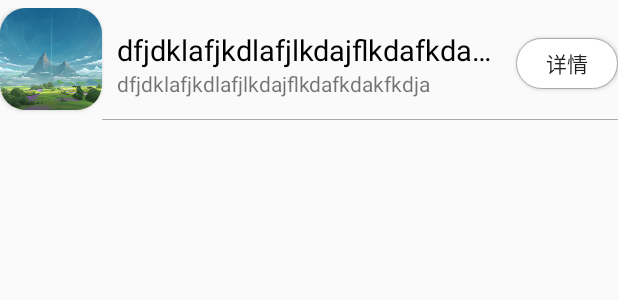
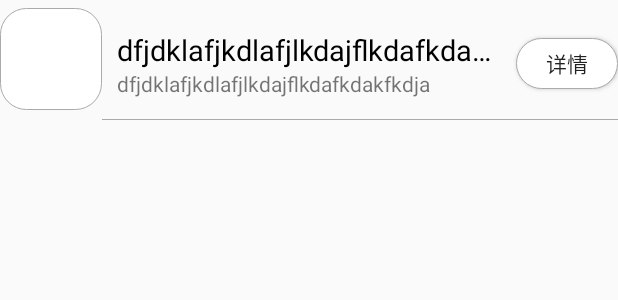
Before and after one commit to LancerGil/Echo, an Android app: the layout item_app_in_list.xml on its own in the app's theme, with its tools: preview values and no code run, on a phone screen of 412 x 824 dp. Shown: the top 300 px of the screen. Run offline under Robolectric (Android 15) with nearby library versions, the phone set to English and light mode, and no system bars.

Commit message:
Merge branch 'master' of D:\Eclipse\android\Echo with conflicts.

```diff
--- a/app/src/main/res/layout/item_app_in_list.xml
+++ b/app/src/main/res/layout/item_app_in_list.xml
@@ -1,78 +1,68 @@
 <?xml version="1.0" encoding="utf-8"?>
 <RelativeLayout xmlns:android="http://schemas.android.com/apk/res/android"
+    android:orientation="horizontal"
+    android:gravity="center_vertical"
+    android:paddingTop="5dp"
     android:layout_width="match_parent"
-    android:layout_height="80dp"
-    xmlns:app="http://schemas.android.com/apk/res-auto"
-    android:gravity="center_vertical"
-    android:orientation="horizontal"
-    android:paddingTop="5dp">
+    android:layout_height="80dp">
 
-    <android.support.v7.widget.CardView
-        app:cardCornerRadius="17dp"
-        android:id="@+id/logo_contain"
+    <ImageView
+        android:layout_alignParentStart="true"
+        android:background="@drawable/bg_app_logo"
+        android:id="@+id/iv_app_logo"
+        android:layout_width="68dp"
+        android:layout_height="68dp" />
+
+    <RelativeLayout
+        android:layout_toEndOf="@id/iv_app_logo"
+        android:gravity="center_vertical"
         android:layout_width="wrap_content"
         android:layout_height="wrap_content">
 
-        <ImageView
-            android:id="@+id/iv_app_logo"
-            android:layout_width="68dp"
-            android:layout_height="68dp"
-            android:layout_alignParentStart="true"
-            android:background="@drawable/bg_app_logo"
-            android:scaleType="centerCrop"
-            android:src="@drawable/header0" />
-    </android.support.v7.widget.CardView>
-
-    <RelativeLayout
-        android:layout_width="wrap_content"
-        android:layout_height="wrap_content"
-        android:layout_toEndOf="@id/logo_contain"
-        android:gravity="center_vertical">
-
         <LinearLayout
+            android:layout_toStartOf="@+id/btn_check_app"
+            android:layout_centerVertical="true"
+            android:orientation="vertical"
+            android:layout_marginStart="10dp"
             android:layout_width="match_parent"
-            android:layout_height="wrap_content"
-            android:layout_centerVertical="true"
-            android:layout_marginStart="10dp"
-            android:layout_toStartOf="@+id/btn_check_app"
-            android:orientation="vertical">
+            android:layout_height="wrap_content">
 
             <TextView
+                android:maxLines="1"
+                android:ellipsize="end"
+                android:textColor="@android:color/black"
+                android:textSize="19sp"
+                android:text="dfjdklafjkdlafjlkdajflkdafkdakfkdja"
                 android:id="@+id/tv_app_name"
                 android:layout_width="wrap_content"
-                android:layout_height="wrap_content"
-                android:ellipsize="end"
-                android:maxLines="1"
-                android:text="dfjdklafjkdlafjlkdajflkdafkdakfkdja"
-                android:textColor="@android:color/black"
-                android:textSize="19sp" />
+                android:layout_height="wrap_content" />
 
             <TextView
+                android:maxLines="1"
+                android:ellipsize="end"
+                android:text="dfjdklafjkdlafjlkdajflkdafkdakfkdja"
                 android:id="@+id/tv_app_abstrack"
                 android:layout_width="wrap_content"
-                android:layout_height="wrap_content"
-                android:ellipsize="end"
-                android:maxLines="1"
-                android:text="dfjdklafjkdlafjlkdajflkdafkdakfkdja" />
+                android:layout_height="wrap_content" />
 
         </LinearLayout>
 
         <Button
-            android:id="@+id/btn_check_app"
-            android:layout_width="68dp"
-            android:layout_height="34dp"
             android:layout_alignParentEnd="true"
             android:layout_centerVertical="true"
+            android:id="@+id/btn_check_app"
             android:layout_marginLeft="10dp"
+            android:text="详情"
             android:background="@drawable/bg_app_logo"
-            android:text="详情" />
+            android:layout_width="68dp"
+            android:layout_height="34dp" />
 
         <View
             android:id="@+id/underline"
+            android:layout_alignParentBottom="true"
+            android:background="@android:color/darker_gray"
             android:layout_width="match_parent"
-            android:layout_height="1px"
-            android:layout_alignParentBottom="true"
-            android:background="@android:color/darker_gray" />
+            android:layout_height="1px"/>
 
     </RelativeLayout>
 
```
Also changed, not shown: app/src/main/java/com/example/echo/views/activities/AddAppCommentActivity.java (+0 -77 lines), app/src/main/java/com/example/echo/views/activities/AppDetailsActivity.java (+4 -10 lines), app/src/main/java/com/example/echo/views/activities/NavigationActivity.java (+5 -3 lines), app/src/main/java/com/example/echo/views/activities/StartActivity.java (+13 -10 lines), app/src/main/res/layout/activity_app_details.xml (+6 -8 lines), app/src/main/res/layout/item_reply_to_comment.xml (deleted, +0 -76 lines).
